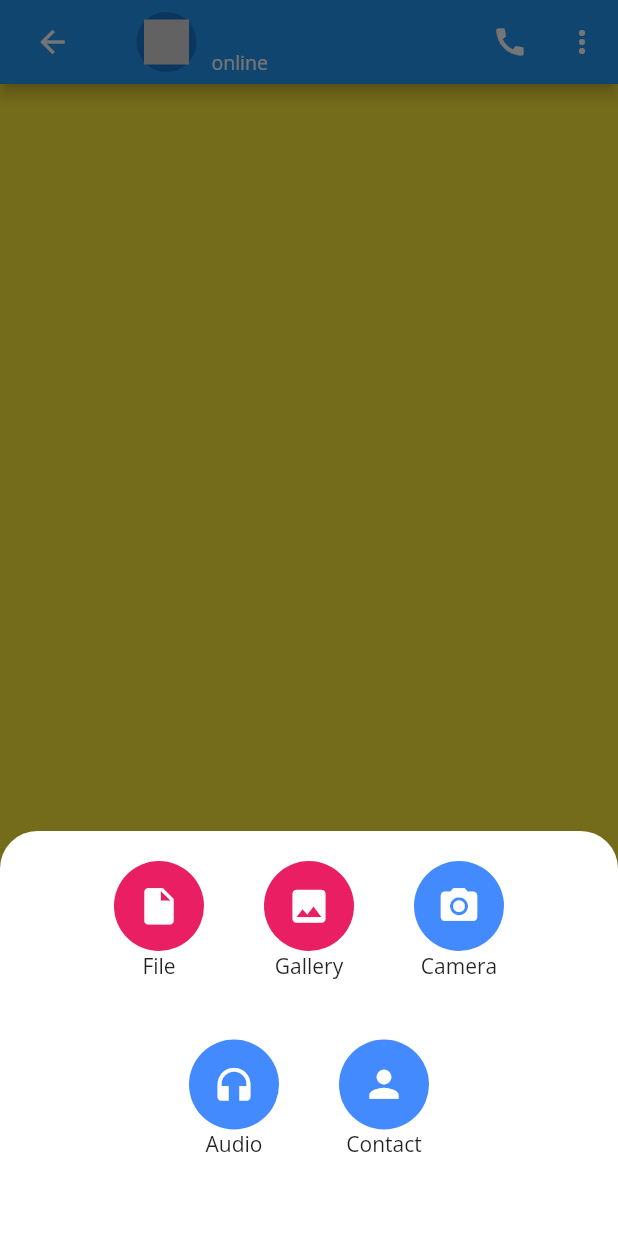
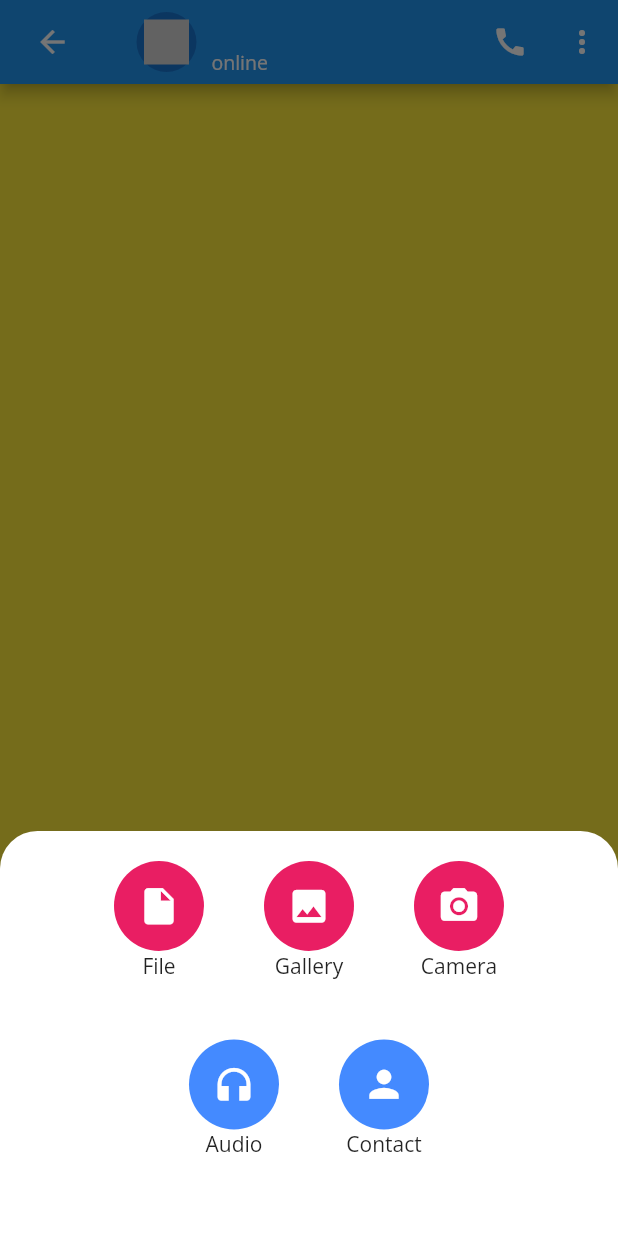
Before and after one commit to EhMaNa/chat_application, a Flutter app: the ChatPage screen opened directly with empty values, item 2 of the bottom bar chosen, on a phone screen of 412 x 824 dp. Run offline on Flutter 3.47's test engine with Material 2 defaults, Android fonts, the phone set to English and light mode, and no system bars; our stand-ins replace flutter_svg.

Commit message:
completing attach file functionality

```diff
--- a/lib/screens/chatPage.dart
+++ b/lib/screens/chatPage.dart
@@ -68,7 +68,7 @@ class _ChatPageState extends State<ChatPage> {
                 SizedBox(width: 40,),
                 attachFileIcons(Icons.insert_photo, generateColor(), "Gallery"),
                 SizedBox(width: 40,),
-                attachFileIcons(Icons.camera_alt, Colors.blueAccent, "Camera"),
+                attachFileIcons(Icons.camera_alt, generateColor(), "Camera"),
               ],
             ),
             SizedBox(height: 40,),
```
